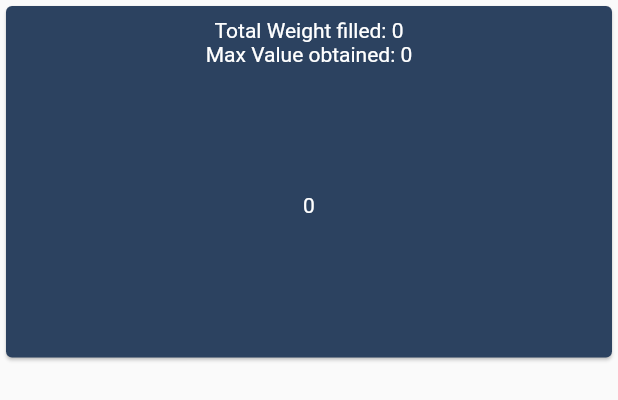
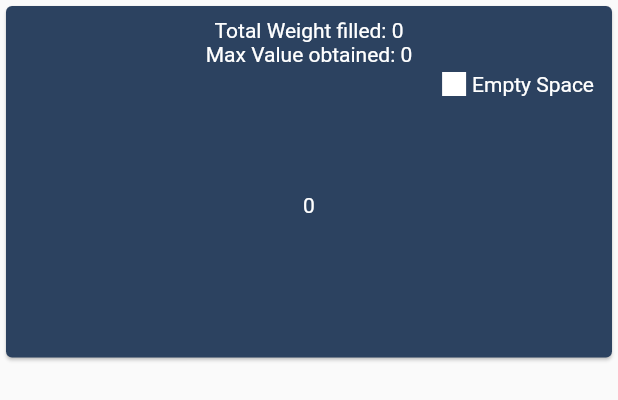
Before and after one commit to toufeeqahamedns/knapsack, a Flutter app: the SackVisualizer widget shown alone on an empty page, opened directly with empty values, on a phone screen of 412 x 824 dp. Shown: the top 400 px of the screen. Run offline on Flutter 3.47's test engine with Material 2 defaults, Android fonts, the light colour scheme and no system bars; drawn by our look-alikes of fl_chart; our stand-ins replace equatable, flutter_bloc; missing offline and left inert: random_color.

Commit message:
Adding empty space

```diff
--- a/lib/dataset_visualizer.dart
+++ b/lib/dataset_visualizer.dart
@@ -75,7 +75,7 @@ class DatasetVisualizer extends StatelessWidget {
                     barRods: [
                       BarChartRodData(
                           y: items[index].itemWeight.toDouble(),
-                          width: 16.0,
+                          width: 32.0,
                           colors: [items[index].itemColor]),
                     ],
                   );
--- a/lib/knapsack.dart
+++ b/lib/knapsack.dart
@@ -59,10 +59,10 @@ class _KnapSackState extends State<KnapSack> {
                         return DatasetVisualizer(
                             context.watch<AppBloc>().dataSet);
                       case AppStatus.generatingDataset:
-                        return Text("Generating dataset...");
+                        return Center(child: Text("Generating dataset..."));
                       case AppStatus.unknown:
                       default:
-                        return Text("Generate DataSet to continue...");
+                        return Center(child: Text("Generate DataSet to continue..."));
                     }
                   },
                 ),
--- a/lib/sack_visualizer.dart
+++ b/lib/sack_visualizer.dart
@@ -53,7 +53,7 @@ class SackVisualizer extends StatelessWidget {
                               titleStyle: TextStyle(
                                   fontSize: fontSize,
                                   fontWeight: FontWeight.bold,
-                                  color: const Color(0xffffffff)),
+                                  color: Colors.black),
                             );
                           },
                         ),
@@ -62,6 +62,22 @@ class SackVisualizer extends StatelessWidget {
                     Text(
                       "$maxValue",
                       style: TextStyle(color: Colors.white),
+                    ),
+                    Positioned(
+                      top: 4.0,
+                      right: 4.0,
+                      child: Row(
+                        children: [
+                          Container(
+                            color: Colors.white,
+                            width: 16.0,
+                            height: 16.0,
+                          ),
+                          SizedBox(width: 4.0),
+                          Text("Empty Space",
+                              style: TextStyle(color: Colors.white),),
+                        ],
+                      ),
                     )
                   ],
                 ),
```
Also changed, not shown: lib/blocs/app_bloc.dart (+8 -3 lines).
